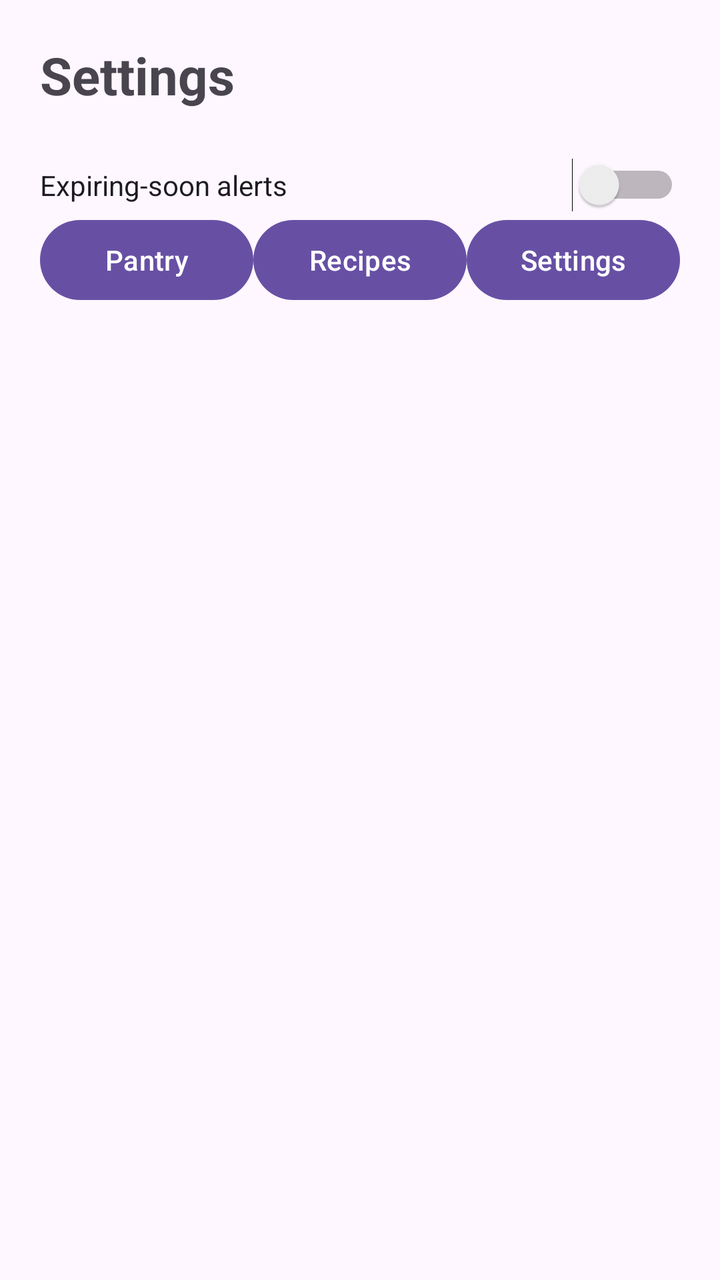
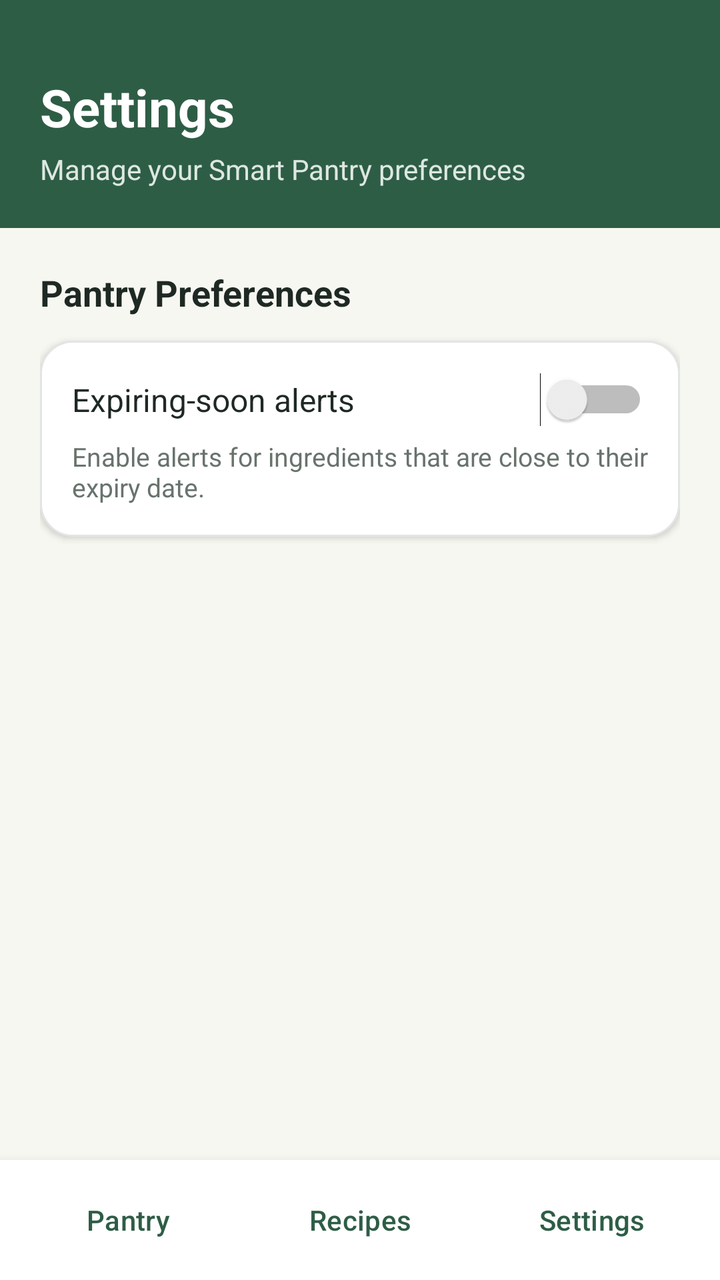

Compare the two renders of this Android layout. The source of the first and the diff that turns it into the second are given below.
<!-- AndroidManifest.xml: application theme Theme.SmartPantryManager -->
<!-- res/layout/activity_settings.xml -->
<?xml version="1.0" encoding="utf-8"?>
<LinearLayout
    xmlns:android="http://schemas.android.com/apk/res/android"
    android:layout_width="match_parent"
    android:layout_height="match_parent"
    android:orientation="vertical"
    android:padding="20dp">

    <TextView
        android:layout_width="wrap_content"
        android:layout_height="wrap_content"
        android:text="Settings"
        android:textSize="26sp"
        android:textStyle="bold" />

    <Switch
        android:id="@+id/switchExpiryAlerts"
        android:layout_width="match_parent"
        android:layout_height="wrap_content"
        android:text="Expiring-soon alerts"
        android:layout_marginTop="24dp" />

    <include
        layout="@layout/bottom_navigation" />

</LinearLayout>
<!-- res/layout/bottom_navigation.xml (included above) -->
<?xml version="1.0" encoding="utf-8"?>
<LinearLayout xmlns:android="http://schemas.android.com/apk/res/android"
    android:layout_width="match_parent"
    android:layout_height="wrap_content"
    android:orientation="horizontal">

    <Button
        android:id="@+id/buttonNavPantry"
        android:layout_width="0dp"
        android:layout_height="wrap_content"
        android:layout_weight="1"
        android:text="Pantry" />

    <Button
        android:id="@+id/buttonNavRecipes"
        android:layout_width="0dp"
        android:layout_height="wrap_content"
        android:layout_weight="1"
        android:text="Recipes" />

    <Button
        android:id="@+id/buttonNavSettings"
        android:layout_width="0dp"
        android:layout_height="wrap_content"
        android:layout_weight="1"
        android:text="Settings" />

</LinearLayout>
<!-- resources referenced by this layout -->
<resources>
  <style name="Theme.SmartPantryManager" parent="Base.Theme.SmartPantryManager" />
  <style name="Base.Theme.SmartPantryManager" parent="Theme.Material3.DayNight.NoActionBar">
          
          
      </style>
</resources>

<!-- the commit's change to res/layout/activity_settings.xml (unified diff, before → after) -->
@@ -4,21 +4,79 @@
     android:layout_width="match_parent"
     android:layout_height="match_parent"
     android:orientation="vertical"
-    android:padding="20dp">
+    android:background="@color/pantry_background">
 
-    <TextView
-        android:layout_width="wrap_content"
-        android:layout_height="wrap_content"
-        android:text="Settings"
-        android:textSize="26sp"
-        android:textStyle="bold" />
-
-    <Switch
-        android:id="@+id/switchExpiryAlerts"
+    
+    <LinearLayout
         android:layout_width="match_parent"
         android:layout_height="wrap_content"
-        android:text="Expiring-soon alerts"
-        android:layout_marginTop="24dp" />
+        android:orientation="vertical"
+        android:background="@color/pantry_green"
+        android:padding="20dp">
+
+        <TextView
+            android:layout_width="wrap_content"
+            android:layout_height="wrap_content"
+            android:text="Settings"
+            android:textColor="@color/pantry_white"
+            android:textSize="26sp"
+            android:textStyle="bold"
+            android:paddingTop="16dp"/>
+
+        <TextView
+            android:layout_width="wrap_content"
+            android:layout_height="wrap_content"
+            android:text="Manage your Smart Pantry preferences"
+            android:textColor="#DDE8E1"
+            android:textSize="14sp"
+            android:layout_marginTop="4dp" />
+
+    </LinearLayout>
+
+    
+    <LinearLayout
+        android:layout_width="match_parent"
+        android:layout_height="0dp"
+        android:layout_weight="1"
+        android:orientation="vertical"
+        android:padding="20dp">
+
+        <TextView
+            android:layout_width="wrap_content"
+            android:layout_height="wrap_content"
+            android:text="Pantry Preferences"
+            android:textColor="@color/pantry_text"
+            android:textSize="18sp"
+            android:textStyle="bold" />
+
+        <LinearLayout
+            android:layout_width="match_parent"
+            android:layout_height="wrap_content"
+            android:orientation="vertical"
+            android:background="@drawable/pantry_background"
+            android:elevation="2dp"
+            android:padding="16dp"
+            android:layout_marginTop="12dp">
+
+            <Switch
+                android:id="@+id/switchExpiryAlerts"
+                android:layout_width="match_parent"
+                android:layout_height="wrap_content"
+                android:text="Expiring-soon alerts"
+                android:textColor="@color/pantry_text"
+                android:textSize="16sp" />
+
+            <TextView
+                android:layout_width="match_parent"
+                android:layout_height="wrap_content"
+                android:text="Enable alerts for ingredients that are close to their expiry date."
+                android:textColor="@color/pantry_secondary_text"
+                android:textSize="13sp"
+                android:layout_marginTop="6dp" />
+
+        </LinearLayout>
+
+    </LinearLayout>
 
     <include
         layout="@layout/bottom_navigation" />
@@ -26,30 +84,43 @@
 </LinearLayout>
 <!-- res/layout/bottom_navigation.xml (included above) -->
 <?xml version="1.0" encoding="utf-8"?>
-<LinearLayout xmlns:android="http://schemas.android.com/apk/res/android"
+<LinearLayout
+    xmlns:android="http://schemas.android.com/apk/res/android"
     android:layout_width="match_parent"
     android:layout_height="wrap_content"
-    android:orientation="horizontal">
+    android:orientation="horizontal"
+    android:background="@color/pantry_white"
+    android:elevation="8dp"
+    android:padding="6dp">
 
     <Button
         android:id="@+id/buttonNavPantry"
         android:layout_width="0dp"
         android:layout_height="wrap_content"
         android:layout_weight="1"
-        android:text="Pantry" />
+        android:text="Pantry"
+        android:textAllCaps="false"
+        android:textColor="@color/pantry_green"
+        android:backgroundTint="@color/pantry_white" />
 
     <Button
         android:id="@+id/buttonNavRecipes"
         android:layout_width="0dp"
         android:layout_height="wrap_content"
         android:layout_weight="1"
-        android:text="Recipes" />
+        android:text="Recipes"
+        android:textAllCaps="false"
+        android:textColor="@color/pantry_green"
+        android:backgroundTint="@color/pantry_white" />
 
     <Button
         android:id="@+id/buttonNavSettings"
         android:layout_width="0dp"
         android:layout_height="wrap_content"
         android:layout_weight="1"
-        android:text="Settings" />
+        android:text="Settings"
+        android:textAllCaps="false"
+        android:textColor="@color/pantry_green"
+        android:backgroundTint="@color/pantry_white" />
 
 </LinearLayout>
<!-- resource entries referenced after the edit -->
@@ -1,5 +1,24 @@
 <!-- resources referenced by this layout -->
 <resources>
+  <color name="pantry_background">#F7F7F2</color>
+  <color name="pantry_green">#2E5D46</color>
+  <color name="pantry_secondary_text">#68736C</color>
+  <color name="pantry_text">#1F2923</color>
+  <color name="pantry_white">#FFFFFF</color>
+  <!-- drawable pantry_background (drawable) -->
+  <?xml version="1.0" encoding="utf-8"?>
+  <shape xmlns:android="http://schemas.android.com/apk/res/android"
+      android:shape="rectangle">
+  
+      <solid android:color="@color/pantry_white" />
+  
+      <corners android:radius="16dp" />
+  
+      <stroke
+          android:width="1dp"
+          android:color="#E2E6E3" />
+  
+  </shape>
   <style name="Theme.SmartPantryManager" parent="Base.Theme.SmartPantryManager" />
   <style name="Base.Theme.SmartPantryManager" parent="Theme.Material3.DayNight.NoActionBar">
           
